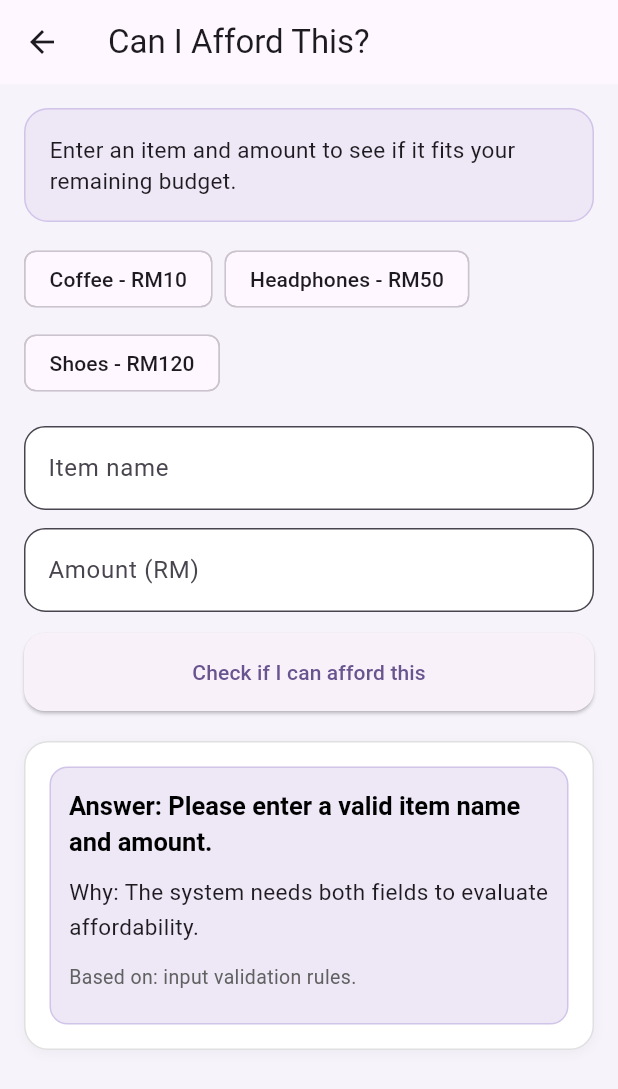
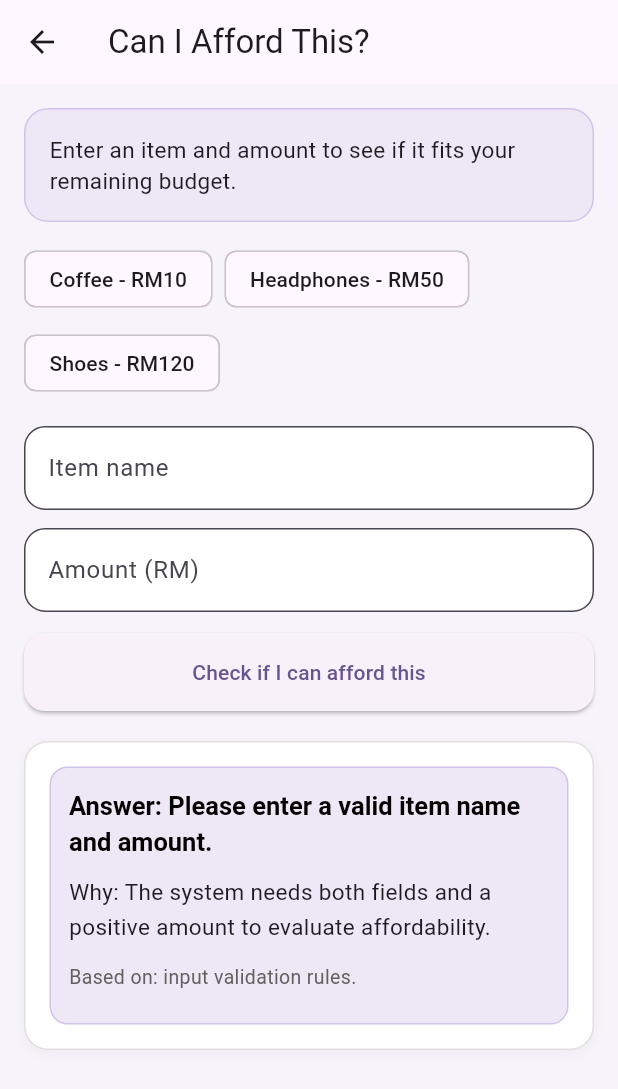
Before and after one commit to MuhdFariq/ai_spending_decision_assistant, a Flutter app: the AffordabilityCheckerScreen screen opened directly, after a tap on "Check if I can afford this", on a phone screen of 412 x 824 dp. Shown: the top 1089 px of the screen. Run offline on Flutter 3.47's test engine with Material 3 defaults, Android fonts, the light colour scheme and no system bars; our stand-ins replace cloud_firestore, firebase_analytics, firebase_auth, firebase_core, flutter_dotenv; accounts and stored records are empty; generated files the repository leaves out were written again.

Commit message:
Fix AI fallback and connect budget context to live expenses

```diff
--- a/lib/main.dart
+++ b/lib/main.dart
@@ -2,7 +2,6 @@ import 'package:ai_spending_decision_assistant/screens/affordability_checker_scr
 import 'package:ai_spending_decision_assistant/screens/ai_chat_screen.dart';
 import 'package:flutter/material.dart';
 import 'package:firebase_core/firebase_core.dart';
-import 'package:flutter_dotenv/flutter_dotenv.dart';
 
 import 'firebase_options.dart';
 import 'services/analytics_service.dart';
@@ -13,7 +12,6 @@ import 'screens/home_screen.dart';
 void main() async {
   WidgetsFlutterBinding.ensureInitialized();
   await Firebase.initializeApp(options: DefaultFirebaseOptions.currentPlatform);
-  await dotenv.load();
   runApp(const MyApp());
 }
 
@@ -39,7 +37,7 @@ class MyApp extends StatelessWidget {
         useMaterial3: true,
       ),
       navigatorObservers: navigatorObservers,
-      home: home ?? const AiChatScreen(),
+      home: home ?? const HomeShell(),
     );
   }
 }
--- a/lib/screens/affordability_checker_screen.dart
+++ b/lib/screens/affordability_checker_screen.dart
@@ -1,7 +1,8 @@
 import 'package:flutter/material.dart';
 import '../services/explainability_service.dart';
 import '../services/glm_service.dart';
-import '../services/mock_data_service.dart';
+import '../services/firestore_service.dart';
+import '../services/budget_service.dart';
 
 class AffordabilityCheckerScreen extends StatefulWidget {
   const AffordabilityCheckerScreen({super.key});
@@ -16,25 +17,19 @@ class _AffordabilityCheckerScreenState
   final TextEditingController _itemController = TextEditingController();
   final TextEditingController _amountController = TextEditingController();
 
-  late final double remainingBudget;
+  double remainingBudget = 0;
   String result = '';
   bool _isLoading = false;
-
-  @override
-  void initState() {
-    super.initState();
-    remainingBudget = MockDataService.getRemainingBudget();
-  }
 
   Future<void> _checkAffordability() async {
     final item = _itemController.text.trim();
     final amount = double.tryParse(_amountController.text.trim());
 
-    if (item.isEmpty || amount == null || _isLoading) {
+    if (item.isEmpty || amount == null || amount <= 0 || _isLoading) {
       setState(() {
         result = ExplainabilityService.formatResponse(
           answer: 'Please enter a valid item name and amount.',
-          reason: 'The system needs both fields to evaluate affordability.',
+          reason: 'The system needs both fields and a positive amount to evaluate affordability.',
           basedOn: 'input validation rules.',
         );
       });
@@ -46,10 +41,23 @@ class _AffordabilityCheckerScreenState
       result = '';
     });
 
+    try {
+      final expenses = await FirestoreService.getExpenses().first;
+      final metrics = BudgetService.buildDashboardMetrics(expenses);
+      remainingBudget = metrics.remainingBudget;
+
+      final expenseMaps = metrics.monthExpenses.map((expense) {
+        return {
+          'title': expense.note,
+          'amount': expense.amount,
+          'category': expense.category,
+        };
+      }).toList();
+
       final backendResponse = await GLMService.getStructuredResponse(
         userQuestion: 'Can I afford $item for RM${amount.toStringAsFixed(2)}?',
         remainingBudget: remainingBudget,
-      expenses: MockDataService.getRecentExpenses(),
+        expenses: expenseMaps,
         featureType: 'affordability',
         amount: amount,
       );
@@ -60,35 +68,46 @@ class _AffordabilityCheckerScreenState
           final label = backendResponse.source == 'glm' ? '[AI]' : '[Fallback]';
           result = '${backendResponse.asExplainabilityText()}\n\n$label';
         } else {
-        result = '${_buildLocalFallbackResponse(item: item, amount: amount)}\n\n[Fallback]';
+          result = '${_buildLocalFallbackResponse(item: item, amount: amount, currentBudget: remainingBudget)}\n\n[Fallback]';
         }
       });
+    } catch (e) {
+      setState(() {
+        _isLoading = false;
+        result = ExplainabilityService.formatResponse(
+          answer: 'Unable to check affordability right now.',
+          reason: 'The system could not load the latest expense data.',
+          basedOn: 'Firestore expense records.',
+        );
+      });
+    }
   }
 
   String _buildLocalFallbackResponse({
     required String item,
     required double amount,
+    required double currentBudget,
   }) {
-    final remainingAfterPurchase = remainingBudget - amount;
+    final remainingAfterPurchase = currentBudget - amount;
 
-    if (amount <= remainingBudget * 0.25) {
+    if (amount <= currentBudget * 0.25) {
       return ExplainabilityService.formatResponse(
         answer: 'Yes - you can afford $item.',
         reason:
             'This expense is small compared to your remaining budget and does not significantly impact your finances.',
         basedOn:
-            'RM${remainingBudget.toStringAsFixed(2)} current budget, RM${amount.toStringAsFixed(2)} expense, leaving RM${remainingAfterPurchase.toStringAsFixed(2)}.',
+            'RM${currentBudget.toStringAsFixed(2)} current budget, RM${amount.toStringAsFixed(2)} expense, leaving RM${remainingAfterPurchase.toStringAsFixed(2)}.',
       );
     }
 
-    if (amount <= remainingBudget) {
+    if (amount <= currentBudget) {
       return ExplainabilityService.formatResponse(
         answer:
             'Be careful - you can afford $item, but it takes a noticeable share of your budget.',
         reason:
             'This purchase takes a noticeable portion of your remaining budget and may limit future spending.',
         basedOn:
-            'RM${remainingBudget.toStringAsFixed(2)} current budget, RM${amount.toStringAsFixed(2)} expense, leaving RM${remainingAfterPurchase.toStringAsFixed(2)}.',
+            'RM${currentBudget.toStringAsFixed(2)} current budget, RM${amount.toStringAsFixed(2)} expense, leaving RM${remainingAfterPurchase.toStringAsFixed(2)}.',
       );
     }
 
@@ -97,7 +116,7 @@ class _AffordabilityCheckerScreenState
       reason:
           'This expense exceeds your current remaining budget and may lead to overspending.',
       basedOn:
-          'RM${remainingBudget.toStringAsFixed(2)} current budget, RM${amount.toStringAsFixed(2)} expense, resulting in a deficit of RM${(-remainingAfterPurchase).toStringAsFixed(2)}.',
+          'RM${currentBudget.toStringAsFixed(2)} current budget, RM${amount.toStringAsFixed(2)} expense, resulting in a deficit of RM${(-remainingAfterPurchase).toStringAsFixed(2)}.',
     );
   }
 
```
Also changed, not shown: lib/screens/add_expense_screen.dart (+20 -12 lines), lib/screens/ai_chat_screen.dart (+23 -29 lines), lib/screens/home_shell.dart (+14 -0 lines), pubspec.lock, 2 other files. Lines whose indentation alone changed are shown as unchanged.
